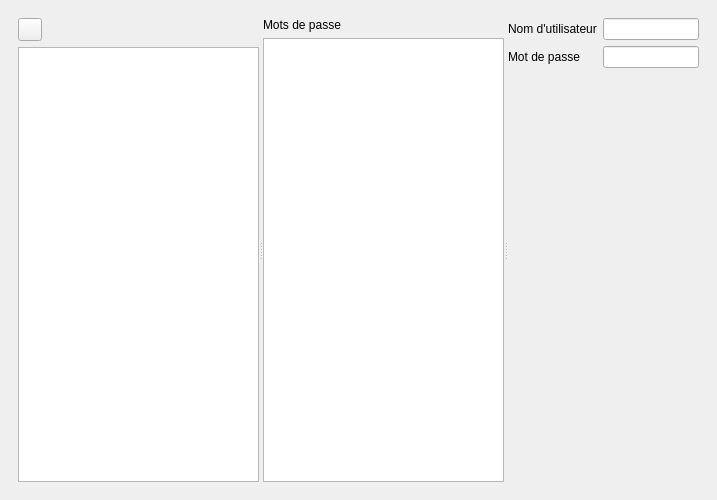
llauret-iut90/BeretPass, file ui/mainwindow.ui: the form before one commit.
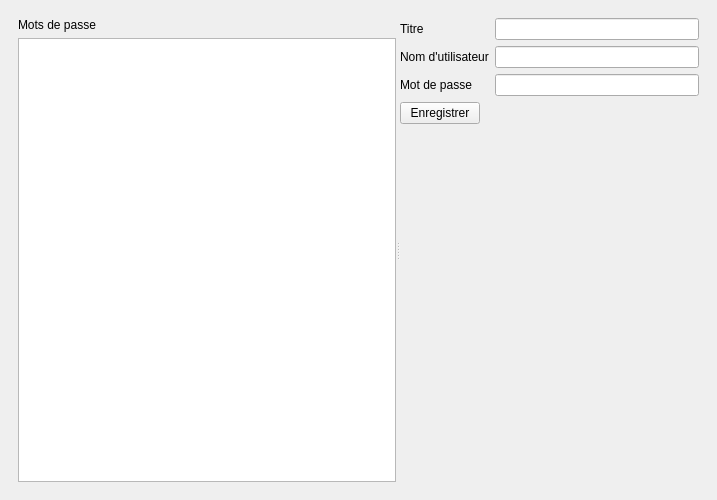
The form after the commit. The open tabs and pages were chosen to show the change. Icons and pictures are not drawn.

Commit message: Add item form + store in array (temporary)

```diff
--- a/ui/mainwindow.ui
+++ b/ui/mainwindow.ui
@@ -123,21 +123,6 @@
           <property name="orientation">
            <enum>Qt::Horizontal</enum>
           </property>
-          <widget class="QWidget" name="categoriesColumn">
-           <layout class="QVBoxLayout" name="categoriesLayout">
-            <item>
-             <widget class="QToolButton" name="burgerMenuButton">
-              <property name="icon">
-               <iconset>
-                <normaloff>:/icons/burger_menu_icon.png</normaloff>:/icons/burger_menu_icon.png</iconset>
-              </property>
-             </widget>
-            </item>
-            <item>
-             <widget class="QListWidget" name="categoriesList"/>
-            </item>
-           </layout>
-          </widget>
           <widget class="QWidget" name="passwordsColumn">
            <layout class="QVBoxLayout" name="passwordsLayout">
             <item>
@@ -157,7 +142,7 @@
             <item row="0" column="0">
              <widget class="QLabel" name="usernameLabel">
               <property name="text">
-               <string>Nom d'utilisateur</string>
+               <string>Titre</string>
               </property>
              </widget>
             </item>
@@ -167,17 +152,34 @@
             <item row="1" column="0">
              <widget class="QLabel" name="passwordLabel">
               <property name="text">
-               <string>Mot de passe</string>
+               <string>Nom d'utilisateur</string>
               </property>
              </widget>
             </item>
             <item row="1" column="1">
-             <widget class="QLineEdit" name="passwordDetail">
+             <widget class="QLineEdit" name="usernameAddItemInput"/>
+            </item>
+            <item row="2" column="0">
+             <widget class="QLabel" name="passwordAddItemLabel">
+              <property name="text">
+               <string>Mot de passe</string>
+              </property>
+             </widget>
+            </item>
+            <item row="2" column="1">
+             <widget class="QLineEdit" name="passwordAddItemInput">
               <property name="echoMode">
                <enum>QLineEdit::Password</enum>
               </property>
              </widget>
             </item>
+            <item row="3" column="0">
+             <widget class="QPushButton" name="AddItem">
+              <property name="text">
+               <string>Enregistrer</string>
+              </property>
+             </widget>
+            </item>
            </layout>
           </widget>
          </widget>
```
Left out of the diff: 12 changed lines with no effect on the pictures. The commit also changes 2 other files.
